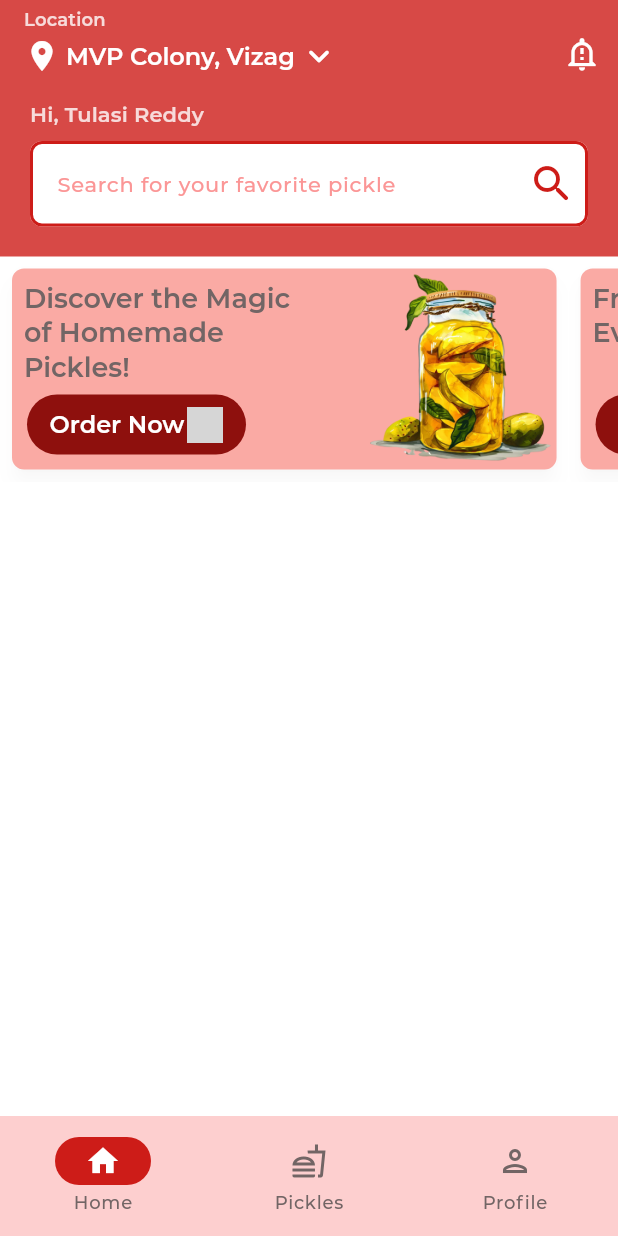
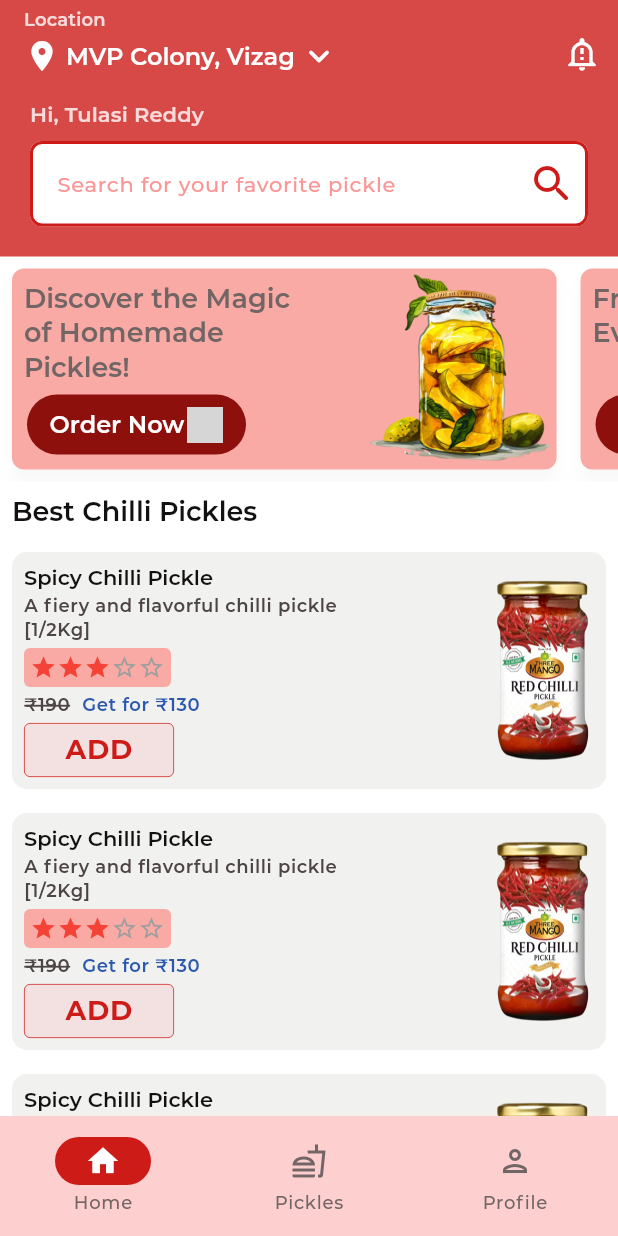
Before and after one commit to tulasireddytulasi/SpicyPickles, a Flutter app: the screen it shows after launch, on a phone screen of 412 x 824 dp. Run offline on Flutter 3.47's test engine with Material 3 defaults, Android fonts, the phone set to English and light mode, and no system bars; our stand-ins replace flutter_svg, infinite_scroll_pagination; grey boxes are pictures that could not be loaded.

Commit message:
Implemented horizental card UI

```diff
--- a/lib/core/utils/app_colors.dart
+++ b/lib/core/utils/app_colors.dart
@@ -50,6 +50,7 @@ class AppColors {
 
   static const white = Color(0xFFFFFFFF);
   static const blue = Color(0xFF6D89C0);
+  static const darkBlue = Color(0xFF2C58AD);
   static const skyBlue = Color(0xFF9BACCE);
   static const purple = Color(0xFF9768C4);
 }
--- a/lib/presentation/home/widget/home_body_widget.dart
+++ b/lib/presentation/home/widget/home_body_widget.dart
@@ -1,4 +1,7 @@
 import 'package:flutter/material.dart';
+import 'package:spicypickles/core/utils/app_colors.dart';
+import 'package:spicypickles/core/utils/app_extensions.dart';
+import 'package:spicypickles/presentation/home/widget/horizontal_item_card.dart';
 import 'package:spicypickles/presentation/home/widget/page_view_widget.dart';
 import 'package:spicypickles/presentation/home/widget/searchbar_widget.dart';
 
@@ -27,6 +30,22 @@ class _HomeBodyWidgetState extends State<HomeBodyWidget> {
                 height: 150,
                 child: const PageViewWithCards(),
               ),
+              Padding(
+                padding: const EdgeInsets.all(8.0),
+                child: Text(
+                  "Best Chilli Pickles",
+                  maxLines: 2,
+                  softWrap: true,
+                  overflow: TextOverflow.ellipsis,
+                  style: context.textStyle?.headlineMedium?.copyWith(fontSize: 18, color: AppColors.black),
+                ),
+              ),
+              ListView.builder(
+                itemCount: 8,
+                shrinkWrap: true,
+                physics: const NeverScrollableScrollPhysics(),
+                itemBuilder: (context, index) => const HorizontalItemCard(),
+              ),
             ],
           ),
         ),
--- /dev/null
+++ b/lib/presentation/home/widget/horizontal_item_card.dart
@@ -0,0 +1,113 @@
+import 'package:flutter/material.dart';
+import 'package:spicypickles/core/utils/app_assets.dart';
+import 'package:spicypickles/core/utils/app_colors.dart';
+import 'package:spicypickles/core/utils/app_extensions.dart';
+import 'package:spicypickles/presentation/home/widget/rating_widget.dart';
+import 'package:spicypickles/presentation/product_list/widgets/add_button.dart';
+
+class HorizontalItemCard extends StatelessWidget {
+  const HorizontalItemCard({super.key});
+
+  @override
+  Widget build(BuildContext context) {
+    return Padding(
+      padding: const EdgeInsets.all(8.0),
+      child: InkWell(
+        onTap: (){},
+        child: ClipRRect(
+          borderRadius: const BorderRadius.all(Radius.circular(10)),
+          child: ColoredBox(
+            color: AppColors.lightGrey.withOpacity(0.4),
+            child: Padding(
+              padding: const EdgeInsets.all(8.0),
+              child: Row(
+                crossAxisAlignment: CrossAxisAlignment.center,
+                mainAxisAlignment: MainAxisAlignment.spaceBetween,
+                children: [
+                  Column(
+                    crossAxisAlignment: CrossAxisAlignment.start,
+                    mainAxisSize: MainAxisSize.min,
+                    children: [
+                      const SizedBox(height: 0),
+                      Text(
+                        "Spicy Chilli Pickle",
+                        maxLines: 2,
+                        softWrap: true,
+                        overflow: TextOverflow.ellipsis,
+                        style: context.textStyle?.headlineMedium?.copyWith(fontSize: 14, color: AppColors.black),
+                      ),
+                      const SizedBox(height: 2),
+                      SizedBox(
+                        width: 210,
+                        child: Text(
+                          "A fiery and flavorful chilli pickle [1/2Kg]",
+                          maxLines: 2,
+                          softWrap: true,
+                          overflow: TextOverflow.ellipsis,
+                          style: context.textStyle?.bodySmall?.copyWith(
+                            fontSize: 12,
+                            color: AppColors.charcoal,
+                            fontFamily: "MontserratSemiBold",
+                          ),
+                        ),
+                      ),
+                      const SizedBox(height: 4),
+                      const ClipRRect(
+                        borderRadius: BorderRadius.all(Radius.circular(4)),
+                        child: ColoredBox(
+                          color: AppColors.lightPeach,
+                          child: Padding(
+                            padding: EdgeInsets.all(4.0),
+                            child: StarRating(rating: 3, filledColor: Colors.red),
+                          ),
+                        ),
+                      ),
+                      const SizedBox(height: 4),
+                      Row(
+                        mainAxisSize: MainAxisSize.min,
+                        children: [
+                          Text(
+                            "₹190",
+                            style: context.textStyle?.bodySmall?.copyWith(
+                              decoration: TextDecoration.lineThrough,
+                              decorationColor: AppColors.charcoal,
+                              decorationThickness: 2,
+                              fontSize: 12,
+                              color: AppColors.charcoal,
+                              fontFamily: "MontserratSemiBold",
+                            ),
+                          ),
+                          const SizedBox(width: 8),
+                          Text(
+                            "Get for ₹130",
+                            style: context.textStyle?.bodySmall?.copyWith(
+                              fontSize: 12,
+                              color: AppColors.darkBlue,
+                              fontFamily: "MontserratSemiBold",
+                            ),
+                          ),
+                        ],
+                      ),
+                      const SizedBox(height: 4),
+                      const AddItemButton(width: 100, height: 36, fontSize: 18),
+                    ],
+                  ),
+                  Column(
+                    mainAxisSize: MainAxisSize.min,
+                    children: [
+                      Image.asset(
+                        AppAssets.kChilliPickle,
+                        fit: BoxFit.cover,
+                        height: 140,
+                      ),
+                    ],
+                  ),
+                ],
+              ),
+            ),
+          ),
+        ),
+      ),
+    );
+  }
+}
--- /dev/null
+++ b/lib/presentation/home/widget/rating_widget.dart
@@ -0,0 +1,32 @@
+import 'package:flutter/material.dart';
+
+class StarRating extends StatelessWidget {
+  final int rating; // Current rating (0-5)
+  final int maxRating; // Maximum stars (default 5)
+  final Color filledColor; // Color for filled stars
+  final Color unfilledColor; // Color for unfilled stars
+  final double starSize; // Size of each star
+
+  const StarRating({
+    super.key,
+    required this.rating,
+    this.maxRating = 5,
+    this.filledColor = Colors.amber,
+    this.unfilledColor = Colors.grey,
+    this.starSize = 18.0,
+  });
+
+  @override
+  Widget build(BuildContext context) {
+    return Row(
+      mainAxisSize: MainAxisSize.min,
+      children: List.generate(maxRating, (index) {
+        return Icon(
+          index < rating ? Icons.star : Icons.star_border,
+          color: index < rating ? filledColor : unfilledColor,
+          size: starSize,
+        );
+      }),
+    );
+  }
+}
--- a/lib/presentation/product_list/widgets/add_button.dart
+++ b/lib/presentation/product_list/widgets/add_button.dart
@@ -3,29 +3,23 @@ import 'package:spicypickles/core/utils/app_colors.dart';
 import 'package:spicypickles/core/utils/app_constants.dart';
 import 'package:spicypickles/core/utils/app_extensions.dart';
 
-class AddItemButton extends StatefulWidget {
-  const AddItemButton({super.key, this.width = 100, this.height = 40});
+class AddItemButton extends StatelessWidget {
+  const AddItemButton({
+    super.key,
+    this.width = 100,
+    this.height = 40,
+    this.fontSize = 12,
+  });
 
   final double width;
   final double height;
-
-  @override
-  State<AddItemButton> createState() => _AddItemButtonState();
-}
-
-class _AddItemButtonState extends State<AddItemButton> {
-  late int noOfItems;
-
-  @override
-  void initState() {
-    super.initState();
-  }
+  final double fontSize;
 
   @override
   Widget build(BuildContext context) {
     return Container(
-      width: widget.width,
-      height: widget.height,
+      width: width,
+      height: height,
       alignment: Alignment.center,
       decoration: BoxDecoration(
         color: Colors.redAccent.withOpacity(0.1),
@@ -39,6 +33,7 @@ class _AddItemButtonState extends State<AddItemButton> {
           child: Text(
             AppConstants.kAdd,
             style: context.textStyle?.labelMedium?.copyWith(
+              fontSize: fontSize,
               color: AppColors.vibrantRed,
               fontFamily: "MontserratBold",
             ),
--- a/lib/presentation/product_list/widgets/item_card.dart
+++ b/lib/presentation/product_list/widgets/item_card.dart
@@ -26,13 +26,15 @@ class _ItemCardState extends State<ItemCard> {
   Widget build(BuildContext context) {
     return Card(
       elevation: 5,
-      color: AppColors.blush,
+      color: AppColors.lightGrey.withOpacity(0.4),
       shape: RoundedRectangleBorder(
         borderRadius: BorderRadius.circular(4),
       ),
       child: SizedBox(
         width: 140,
         height: 210,
+        child: InkWell(
+          onTap: (){},
           child: Column(
             children: [
               Image.asset(
@@ -97,6 +99,7 @@ class _ItemCardState extends State<ItemCard> {
             ],
           ),
         ),
+      ),
     );
   }
 }
```
Lines whose indentation alone changed are shown as unchanged.
